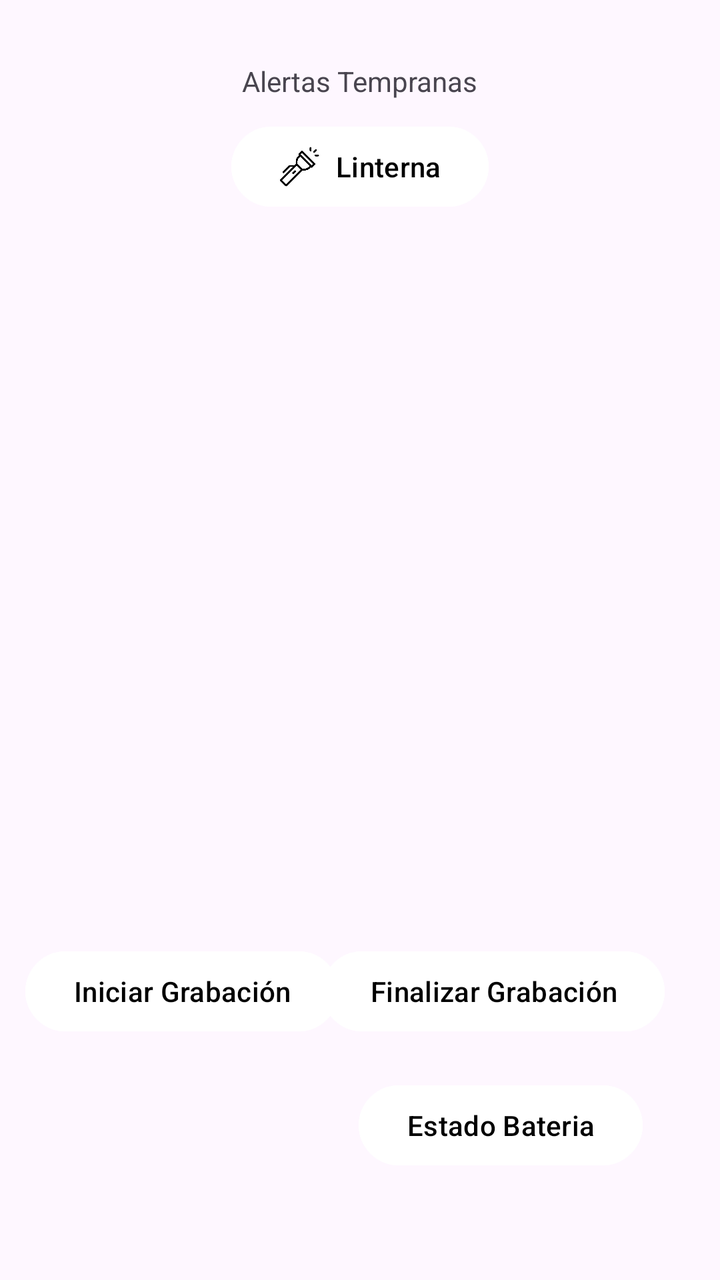
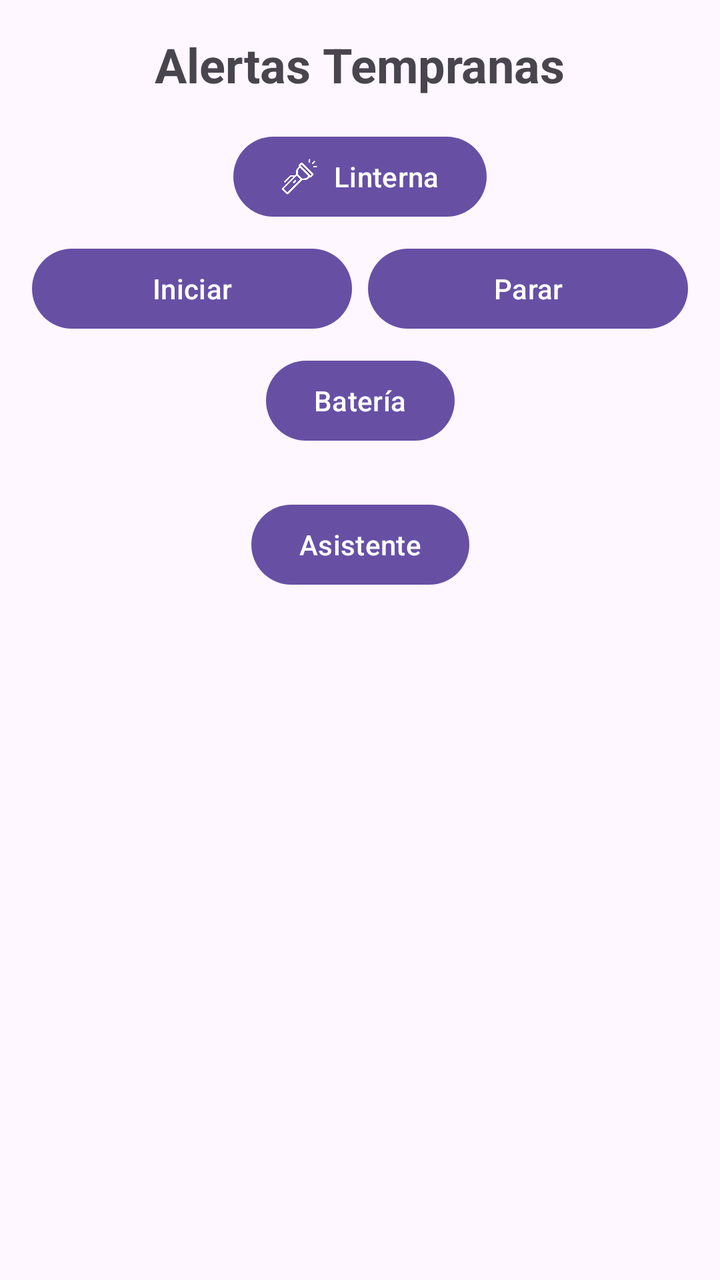

Two renders of the same Android screen: before a commit and after it. Below are the layout's source before the change and the commit's diff.
<!-- AndroidManifest.xml: application theme Theme.PrimerTpDeAppMoviles -->
<!-- res/layout/fragment_a.xml -->
<?xml version="1.0" encoding="utf-8"?>
<androidx.constraintlayout.widget.ConstraintLayout xmlns:android="http://schemas.android.com/apk/res/android"
    xmlns:app="http://schemas.android.com/apk/res-auto"
    xmlns:tools="http://schemas.android.com/tools"
    android:layout_width="match_parent"
    android:layout_height="match_parent"
    tools:context=".presentation.fragment.FragmentA">

    <TextView
        android:id="@+id/Titulo"
        android:layout_width="wrap_content"
        android:layout_height="wrap_content"
        android:text="Alertas Tempranas"
        app:layout_constraintBottom_toBottomOf="parent"
        app:layout_constraintEnd_toEndOf="parent"
        app:layout_constraintStart_toStartOf="parent"
        app:layout_constraintTop_toTopOf="parent"
        app:layout_constraintVertical_bias="0.05" />


    <com.google.android.material.button.MaterialButton
        android:id="@+id/btn_StartAudio"
        android:layout_width="wrap_content"
        android:layout_height="wrap_content"
        android:backgroundTint="#ffffff"
        android:text="Iniciar Grabación"
        android:textColor="#000000"
        app:layout_constraintBottom_toBottomOf="parent"
        app:layout_constraintHorizontal_bias="0.062"
        app:layout_constraintLeft_toLeftOf="parent"
        app:layout_constraintRight_toRightOf="parent"
        app:layout_constraintTop_toTopOf="parent"
        app:layout_constraintVertical_bias="0.797" />

    <com.google.android.material.button.MaterialButton
        android:id="@+id/btn_finishAudio"
        android:layout_width="wrap_content"
        android:layout_height="wrap_content"
        android:backgroundTint="#ffffff"
        android:text="Finalizar Grabación"
        android:textColor="#000000"
        app:layout_constraintBottom_toBottomOf="parent"
        app:layout_constraintHorizontal_bias="0.854"
        app:layout_constraintLeft_toLeftOf="parent"
        app:layout_constraintRight_toRightOf="parent"
        app:layout_constraintTop_toTopOf="parent"
        app:layout_constraintVertical_bias="0.797" />

    <com.google.android.material.button.MaterialButton
        android:id="@+id/btnLinterna"
        android:layout_width="wrap_content"
        android:layout_height="wrap_content"
        android:backgroundTint="@color/white"
        android:text="Linterna"
        android:textColor="#000000"
        app:icon="@drawable/linterna_apagada"
        app:iconSize="20dp"
        app:iconTint="#000000"
        app:layout_constraintBottom_toBottomOf="parent"
        app:layout_constraintLeft_toLeftOf="parent"
        app:layout_constraintRight_toRightOf="parent"
        app:layout_constraintTop_toTopOf="parent"
        app:layout_constraintVertical_bias="0.1" />

    <com.google.android.material.button.MaterialButton
        android:id="@+id/btn_bateria"
        android:layout_width="wrap_content"
        android:layout_height="wrap_content"
        android:backgroundTint="#ffffff"
        android:text="Estado Bateria"
        android:textColor="#000000"
        app:layout_constraintBottom_toBottomOf="parent"
        app:layout_constraintHorizontal_bias="0.822"
        app:layout_constraintLeft_toLeftOf="parent"
        app:layout_constraintRight_toRightOf="parent"
        app:layout_constraintTop_toTopOf="parent"
        app:layout_constraintVertical_bias="0.91" />


</androidx.constraintlayout.widget.ConstraintLayout>
<!-- resources referenced by this layout -->
<resources>
  <color name="white">#FFFFFFFF</color>
  <!-- drawable linterna_apagada: png bitmap (drawable, 8811 bytes) -->
  <style name="Theme.PrimerTpDeAppMoviles" parent="Base.Theme.PrimerTpDeAppMoviles" />
  <style name="Base.Theme.PrimerTpDeAppMoviles" parent="Theme.Material3.DayNight.NoActionBar">
          
          
      </style>
</resources>

<!-- the commit's change to res/layout/fragment_a.xml (unified diff, before → after) -->
@@ -6,75 +6,143 @@
     android:layout_height="match_parent"
     tools:context=".presentation.fragment.FragmentA">
 
-    <TextView
-        android:id="@+id/Titulo"
+    
+    <androidx.constraintlayout.widget.ConstraintLayout
+        android:id="@+id/layoutHerramientas"
+        android:layout_width="0dp"
+        android:layout_height="wrap_content"
+        app:layout_constraintEnd_toEndOf="parent"
+        app:layout_constraintStart_toStartOf="parent"
+        app:layout_constraintTop_toTopOf="parent">
+
+        <TextView
+            android:id="@+id/Titulo"
+            android:layout_width="wrap_content"
+            android:layout_height="wrap_content"
+            android:layout_marginTop="16dp"
+            android:text="Alertas Tempranas"
+            android:textSize="24sp"
+            android:textStyle="bold"
+            app:layout_constraintEnd_toEndOf="parent"
+            app:layout_constraintStart_toStartOf="parent"
+            app:layout_constraintTop_toTopOf="parent" />
+
+        <com.google.android.material.button.MaterialButton
+            android:id="@+id/btnLinterna"
+            android:layout_width="wrap_content"
+            android:layout_height="wrap_content"
+            android:layout_marginTop="16dp"
+            android:text="Linterna"
+            app:icon="@drawable/linterna_apagada"
+            app:layout_constraintEnd_toEndOf="parent"
+            app:layout_constraintStart_toStartOf="parent"
+            app:layout_constraintTop_toBottomOf="@id/Titulo" />
+
+        <com.google.android.material.button.MaterialButton
+            android:id="@+id/btn_StartAudio"
+            android:layout_width="0dp"
+            android:layout_height="wrap_content"
+            android:layout_marginTop="8dp"
+            android:layout_marginEnd="4dp"
+            android:layout_marginStart="16dp"
+            android:text="Iniciar"
+            app:layout_constraintEnd_toStartOf="@+id/btn_finishAudio"
+            app:layout_constraintStart_toStartOf="parent"
+            app:layout_constraintTop_toBottomOf="@id/btnLinterna" />
+
+        <com.google.android.material.button.MaterialButton
+            android:id="@+id/btn_finishAudio"
+            android:layout_width="0dp"
+            android:layout_height="wrap_content"
+            android:layout_marginStart="4dp"
+            android:layout_marginEnd="16dp"
+            android:text="Parar"
+            app:layout_constraintBottom_toBottomOf="@+id/btn_StartAudio"
+            app:layout_constraintEnd_toEndOf="parent"
+            app:layout_constraintStart_toEndOf="@+id/btn_StartAudio"
+            app:layout_constraintTop_toTopOf="@+id/btn_StartAudio" />
+
+        <com.google.android.material.button.MaterialButton
+            android:id="@+id/btn_bateria"
+            android:layout_width="wrap_content"
+            android:layout_height="wrap_content"
+            android:layout_marginTop="8dp"
+            android:layout_marginBottom="16dp"
+            android:text="Batería"
+            app:layout_constraintBottom_toBottomOf="parent"
+            app:layout_constraintEnd_toEndOf="parent"
+            app:layout_constraintStart_toStartOf="parent"
+            app:layout_constraintTop_toBottomOf="@id/btn_StartAudio" />
+
+    </androidx.constraintlayout.widget.ConstraintLayout>
+
+    
+    <com.google.android.material.button.MaterialButton
+        android:id="@+id/btnAsistente"
         android:layout_width="wrap_content"
         android:layout_height="wrap_content"
-        android:text="Alertas Tempranas"
+        android:layout_marginTop="8dp"
+        android:text="Asistente"
+        app:layout_constraintEnd_toEndOf="parent"
+        app:layout_constraintStart_toStartOf="parent"
+        app:layout_constraintTop_toBottomOf="@+id/layoutHerramientas" />
+
+    
+    <androidx.constraintlayout.widget.ConstraintLayout
+        android:id="@+id/layoutChat"
+        android:layout_width="0dp"
+        android:layout_height="0dp"
+        android:layout_marginTop="8dp"
+        android:padding="8dp"
+        android:visibility="gone"
         app:layout_constraintBottom_toBottomOf="parent"
         app:layout_constraintEnd_toEndOf="parent"
         app:layout_constraintStart_toStartOf="parent"
-        app:layout_constraintTop_toTopOf="parent"
-        app:layout_constraintVertical_bias="0.05" />
+        app:layout_constraintTop_toBottomOf="@+id/btnAsistente"
+        tools:visibility="visible">
 
+        <TextView
+            android:id="@+id/tituloChat"
+            android:layout_width="wrap_content"
+            android:layout_height="wrap_content"
+            android:text="Asistente"
+            android:textSize="20sp"
+            android:textStyle="bold"
+            app:layout_constraintEnd_toEndOf="parent"
+            app:layout_constraintStart_toStartOf="parent"
+            app:layout_constraintTop_toTopOf="parent" />
 
-    <com.google.android.material.button.MaterialButton
-        android:id="@+id/btn_StartAudio"
-        android:layout_width="wrap_content"
-        android:layout_height="wrap_content"
-        android:backgroundTint="#ffffff"
-        android:text="Iniciar Grabación"
-        android:textColor="#000000"
-        app:layout_constraintBottom_toBottomOf="parent"
-        app:layout_constraintHorizontal_bias="0.062"
-        app:layout_constraintLeft_toLeftOf="parent"
-        app:layout_constraintRight_toRightOf="parent"
-        app:layout_constraintTop_toTopOf="parent"
-        app:layout_constraintVertical_bias="0.797" />
+        <androidx.recyclerview.widget.RecyclerView
+            android:id="@+id/recyclerMensajes"
+            android:layout_width="match_parent"
+            android:layout_height="0dp"
+            android:layout_marginTop="8dp"
+            app:layoutManager="androidx.recyclerview.widget.LinearLayoutManager"
+            app:layout_constraintBottom_toTopOf="@id/layoutEnviar"
+            app:layout_constraintTop_toBottomOf="@id/tituloChat" />
 
-    <com.google.android.material.button.MaterialButton
-        android:id="@+id/btn_finishAudio"
-        android:layout_width="wrap_content"
-        android:layout_height="wrap_content"
-        android:backgroundTint="#ffffff"
-        android:text="Finalizar Grabación"
-        android:textColor="#000000"
-        app:layout_constraintBottom_toBottomOf="parent"
-        app:layout_constraintHorizontal_bias="0.854"
-        app:layout_constraintLeft_toLeftOf="parent"
-        app:layout_constraintRight_toRightOf="parent"
-        app:layout_constraintTop_toTopOf="parent"
-        app:layout_constraintVertical_bias="0.797" />
+        <LinearLayout
+            android:id="@+id/layoutEnviar"
+            android:layout_width="match_parent"
+            android:layout_height="wrap_content"
+            android:orientation="horizontal"
+            android:padding="4dp"
+            app:layout_constraintBottom_toBottomOf="parent">
 
-    <com.google.android.material.button.MaterialButton
-        android:id="@+id/btnLinterna"
-        android:layout_width="wrap_content"
-        android:layout_height="wrap_content"
-        android:backgroundTint="@color/white"
-        android:text="Linterna"
-        android:textColor="#000000"
-        app:icon="@drawable/linterna_apagada"
-        app:iconSize="20dp"
-        app:iconTint="#000000"
-        app:layout_constraintBottom_toBottomOf="parent"
-        app:layout_constraintLeft_toLeftOf="parent"
-        app:layout_constraintRight_toRightOf="parent"
-        app:layout_constraintTop_toTopOf="parent"
-        app:layout_constraintVertical_bias="0.1" />
+            <EditText
+                android:id="@+id/editMensaje"
+                android:layout_width="0dp"
+                android:layout_height="wrap_content"
+                android:layout_weight="1"
+                android:hint="Escribí un mensaje"
+                android:inputType="text" />
 
-    <com.google.android.material.button.MaterialButton
-        android:id="@+id/btn_bateria"
-        android:layout_width="wrap_content"
-        android:layout_height="wrap_content"
-        android:backgroundTint="#ffffff"
-        android:text="Estado Bateria"
-        android:textColor="#000000"
-        app:layout_constraintBottom_toBottomOf="parent"
-        app:layout_constraintHorizontal_bias="0.822"
-        app:layout_constraintLeft_toLeftOf="parent"
-        app:layout_constraintRight_toRightOf="parent"
-        app:layout_constraintTop_toTopOf="parent"
-        app:layout_constraintVertical_bias="0.91" />
-
+            <com.google.android.material.button.MaterialButton
+                android:id="@+id/btnEnviar"
+                android:layout_width="wrap_content"
+                android:layout_height="wrap_content"
+                android:text="Enviar" />
+        </LinearLayout>
+    </androidx.constraintlayout.widget.ConstraintLayout>
 
 </androidx.constraintlayout.widget.ConstraintLayout>
<!-- resource entries referenced after the edit -->
@@ -1,6 +1,5 @@
 <!-- resources referenced by this layout -->
 <resources>
-  <color name="white">#FFFFFFFF</color>
   <!-- drawable linterna_apagada: png bitmap (drawable, 8811 bytes) -->
   <style name="Theme.PrimerTpDeAppMoviles" parent="Base.Theme.PrimerTpDeAppMoviles" />
   <style name="Base.Theme.PrimerTpDeAppMoviles" parent="Theme.Material3.DayNight.NoActionBar">
